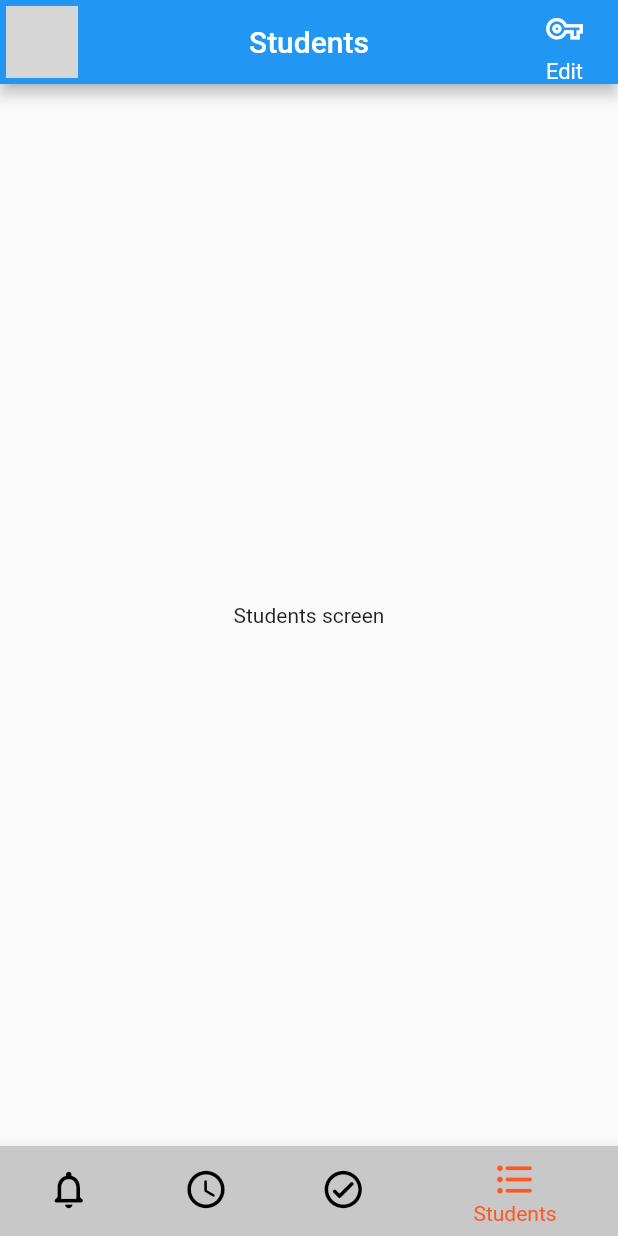
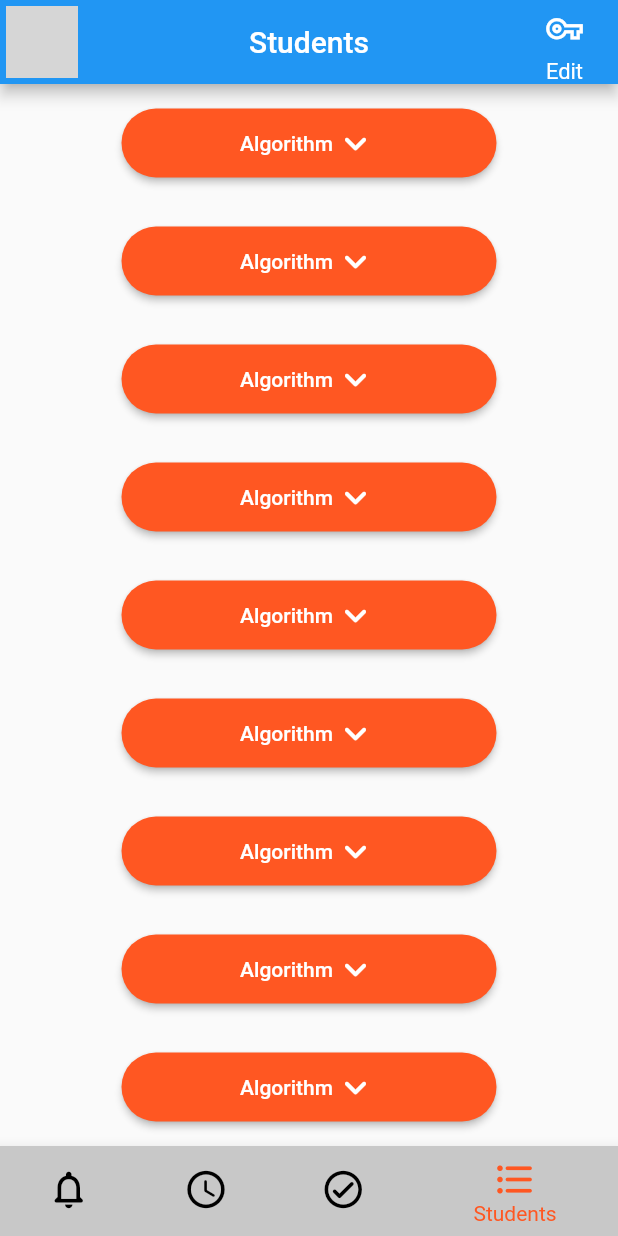
Before and after one commit to Abtin-shf/flutter_scheduling, a Flutter app: the MasterTabsScreen screen opened by its route, item 4 of the bottom bar chosen, on a phone screen of 412 x 824 dp. Run offline on Flutter 3.47's test engine with Material 2 defaults, Android fonts, the phone set to English and light mode, and no system bars; network calls fail; grey boxes are pictures that could not be loaded.

Commit message:
Master Students Courses

```diff
--- a/lib/main.dart
+++ b/lib/main.dart
@@ -3,8 +3,9 @@ import 'package:last_war/providers/admin/admin_annoucement_provider.dart';
 import 'package:last_war/providers/admin/admin_data_provider.dart';
 import 'package:last_war/providers/admin/admin_students_provider.dart';
 import 'package:last_war/providers/admin/admin_timetable_provider.dart';
-import 'package:last_war/providers/admin/courses_provider.dart';
+import 'package:last_war/providers/admin/all_courses_provider.dart';
 import 'package:last_war/providers/master/master_announcement_provider.dart';
+import 'package:last_war/providers/master/master_courses_provider.dart';
 import 'package:last_war/providers/master/master_timetable_provider.dart';
 import 'package:last_war/screens/admin/admin_tabs_screen.dart';
 import 'package:last_war/screens/auth_screen.dart';
@@ -40,8 +41,13 @@ class MyApp extends StatelessWidget {
           create: (ctx) => MasterTimeTableProvider(),
         ),
         ChangeNotifierProvider(
-          create: (ctx) => CoursesProvider(),
+          create: (ctx) => AllCoursesProvider(),
         ),
+        ChangeNotifierProvider(
+          create: (ctx) => MasterCoursesProvider(),
+        ),
+
+
       ],
       child: MaterialApp(
         title: 'Last War',
--- /dev/null
+++ b/lib/providers/admin/all_courses_provider.dart
@@ -0,0 +1,163 @@
+import 'package:flutter/material.dart';
+
+class AllCoursesProvider with ChangeNotifier {
+  List<Map<String, dynamic>> _courses = [
+    {
+      'name': 'Algorithm',
+      'classNumber': '256',
+      'capacity': '65',
+      'examDate': DateTime.now().toIso8601String(),
+      'students': [
+        {'name': 'Abtin Shafiei', 'code': '985361065'},
+        {'name': 'Haleh Jalali', 'code': '985361012'},
+        {'name': 'Afra Khosroshahian', 'code': '985361022'},
+        {'name': 'Amin Farzane', 'code': '985367037'},
+        {'name': 'Mahdi Chavoshi', 'code': '985367012'},
+        {'name': 'Tohid Yagmuri', 'code': '985361035'},
+        {'name': 'Yashar Masruri', 'code': '985361028'},
+        {'name': 'Fateme Esmati', 'code': '985361043'},
+        {'name': 'Bita Khashechian', 'code': '985361038'},
+      ],
+    },
+    {
+      'name': 'Algorithm',
+      'classNumber': '257',
+      'capacity': '65',
+      'examDate': DateTime.now().toIso8601String(),
+      'students': [
+        {'name': 'Abtin Shafiei', 'code': '985361065'},
+        {'name': 'Haleh Jalali', 'code': '985361012'},
+        {'name': 'Afra Khosroshahian', 'code': '985361022'},
+        {'name': 'Amin Farzane', 'code': '985367037'},
+        {'name': 'Mahdi Chavoshi', 'code': '985367012'},
+        {'name': 'Tohid Yagmuri', 'code': '985361035'},
+        {'name': 'Yashar Masruri', 'code': '985361028'},
+        {'name': 'Fateme Esmati', 'code': '985361043'},
+        {'name': 'Bita Khashechian', 'code': '985361038'},
+      ],
+    },
+    {
+      'name': 'Algorithm',
+      'classNumber': '258',
+      'capacity': '65',
+      'examDate': DateTime.now().toIso8601String(),
+      'students': [
+        {'name': 'Abtin Shafiei', 'code': '985361065'},
+        {'name': 'Haleh Jalali', 'code': '985361012'},
+        {'name': 'Afra Khosroshahian', 'code': '985361022'},
+        {'name': 'Amin Farzane', 'code': '985367037'},
+        {'name': 'Mahdi Chavoshi', 'code': '985367012'},
+        {'name': 'Tohid Yagmuri', 'code': '985361035'},
+        {'name': 'Yashar Masruri', 'code': '985361028'},
+        {'name': 'Fateme Esmati', 'code': '985361043'},
+        {'name': 'Bita Khashechian', 'code': '985361038'},
+      ],
+    },
+    {
+      'name': 'Algorithm',
+      'classNumber': '259',
+      'capacity': '65',
+      'examDate': DateTime.now().toIso8601String(),
+      'students': [
+        {'name': 'Abtin Shafiei', 'code': '985361065'},
+        {'name': 'Haleh Jalali', 'code': '985361012'},
+        {'name': 'Afra Khosroshahian', 'code': '985361022'},
+        {'name': 'Amin Farzane', 'code': '985367037'},
+        {'name': 'Mahdi Chavoshi', 'code': '985367012'},
+        {'name': 'Tohid Yagmuri', 'code': '985361035'},
+        {'name': 'Yashar Masruri', 'code': '985361028'},
+        {'name': 'Fateme Esmati', 'code': '985361043'},
+        {'name': 'Bita Khashechian', 'code': '985361038'},
+      ],
+    },
+    {
+      'name': 'Algorithm',
+      'classNumber': '260',
+      'capacity': '65',
+      'examDate': DateTime.now().toIso8601String(),
+      'students': [
+        {'name': 'Abtin Shafiei', 'code': '985361065'},
+        {'name': 'Haleh Jalali', 'code': '985361012'},
+        {'name': 'Afra Khosroshahian', 'code': '985361022'},
+        {'name': 'Amin Farzane', 'code': '985367037'},
+        {'name': 'Mahdi Chavoshi', 'code': '985367012'},
+        {'name': 'Tohid Yagmuri', 'code': '985361035'},
+        {'name': 'Yashar Masruri', 'code': '985361028'},
+        {'name': 'Fateme Esmati', 'code': '985361043'},
+        {'name': 'Bita Khashechian', 'code': '985361038'},
+      ],
+    },
+    {
+      'name': 'Algorithm',
+      'classNumber': '261',
+      'capacity': '65',
+      'examDate': DateTime.now().toIso8601String(),
+      'students': [
+        {'name': 'Abtin Shafiei', 'code': '985361065'},
+        {'name': 'Haleh Jalali', 'code': '985361012'},
+        {'name': 'Afra Khosroshahian', 'code': '985361022'},
+        {'name': 'Amin Farzane', 'code': '985367037'},
+        {'name': 'Mahdi Chavoshi', 'code': '985367012'},
+        {'name': 'Tohid Yagmuri', 'code': '985361035'},
+        {'name': 'Yashar Masruri', 'code': '985361028'},
+        {'name': 'Fateme Esmati', 'code': '985361043'},
+        {'name': 'Bita Khashechian', 'code': '985361038'},
+      ],
+    },
+    {
+      'name': 'Algorithm',
+      'classNumber': '262',
+      'capacity': '65',
+      'examDate': DateTime.now().toIso8601String(),
+      'students': [
+        {'name': 'Abtin Shafiei', 'code': '985361065'},
+        {'name': 'Haleh Jalali', 'code': '985361012'},
+        {'name': 'Afra Khosroshahian', 'code': '985361022'},
+        {'name': 'Amin Farzane', 'code': '985367037'},
+        {'name': 'Mahdi Chavoshi', 'code': '985367012'},
+        {'name': 'Tohid Yagmuri', 'code': '985361035'},
+        {'name': 'Yashar Masruri', 'code': '985361028'},
+        {'name': 'Fateme Esmati', 'code': '985361043'},
+        {'name': 'Bita Khashechian', 'code': '985361038'},
+      ],
+    },
+    {
+      'name': 'Algorithm',
+      'classNumber': '263',
+      'capacity': '65',
+      'examDate': DateTime.now().toIso8601String(),
+      'students': [
+        {'name': 'Abtin Shafiei', 'code': '985361065'},
+        {'name': 'Haleh Jalali', 'code': '985361012'},
+        {'name': 'Afra Khosroshahian', 'code': '985361022'},
+        {'name': 'Amin Farzane', 'code': '985367037'},
+        {'name': 'Mahdi Chavoshi', 'code': '985367012'},
+        {'name': 'Tohid Yagmuri', 'code': '985361035'},
+        {'name': 'Yashar Masruri', 'code': '985361028'},
+        {'name': 'Fateme Esmati', 'code': '985361043'},
+        {'name': 'Bita Khashechian', 'code': '985361038'},
+      ],
+    },
+    {
+      'name': 'Algorithm',
+      'classNumber': '264',
+      'capacity': '65',
+      'examDate': DateTime.now().toIso8601String(),
+      'students': [
+        {'name': 'Abtin Shafiei', 'code': '985361065'},
+        {'name': 'Haleh Jalali', 'code': '985361012'},
+        {'name': 'Afra Khosroshahian', 'code': '985361022'},
+        {'name': 'Amin Farzane', 'code': '985367037'},
+        {'name': 'Mahdi Chavoshi', 'code': '985367012'},
+        {'name': 'Tohid Yagmuri', 'code': '985361035'},
+        {'name': 'Yashar Masruri', 'code': '985361028'},
+        {'name': 'Fateme Esmati', 'code': '985361043'},
+        {'name': 'Bita Khashechian', 'code': '985361038'},
+      ],
+    },
+  ];
+
+  List<Map<String, dynamic>> get getCourses {
+    return [..._courses];
+  }
+}
--- a/lib/providers/admin/courses_provider.dart
+++ /dev/null
@@ -1,61 +0,0 @@
-import 'package:flutter/material.dart';
-
-class CoursesProvider with ChangeNotifier {
-  List<Map<String, String>> _courses = [
-    {
-      'name': 'Algorithm',
-      'classNumber': '256',
-      'capacity': '65',
-      'examDate': DateTime.now().toIso8601String(),
-    },
-    {
-      'name': 'Algorithm',
-      'classNumber': '257',
-      'capacity': '65',
-      'examDate': DateTime.now().toIso8601String(),
-    }, {
-      'name': 'Algorithm',
-      'classNumber': '258',
-      'capacity': '65',
-      'examDate': DateTime.now().toIso8601String(),
-    }, {
-      'name': 'Algorithm',
-      'classNumber': '259',
-      'capacity': '65',
-      'examDate': DateTime.now().toIso8601String(),
-    }, {
-      'name': 'Algorithm',
-      'classNumber': '260',
-      'capacity': '65',
-      'examDate': DateTime.now().toIso8601String(),
-    }, {
-      'name': 'Algorithm',
-      'classNumber': '261',
-      'capacity': '65',
-      'examDate': DateTime.now().toIso8601String(),
-    },
-    {
-      'name': 'Algorithm',
-      'classNumber': '262',
-      'capacity': '65',
-      'examDate': DateTime.now().toIso8601String(),
-    }, {
-      'name': 'Algorithm',
-      'classNumber': '263',
-      'capacity': '65',
-      'examDate': DateTime.now().toIso8601String(),
-    }, {
-      'name': 'Algorithm',
-      'classNumber': '264',
-      'capacity': '65',
-      'examDate': DateTime.now().toIso8601String(),
-    },
-
-  ];
-
-
-  List<Map<String, String>> get getCourses {
-    return [..._courses];
-  }
-
-}
--- /dev/null
+++ b/lib/providers/master/master_courses_provider.dart
@@ -0,0 +1,77 @@
+import 'package:flutter/material.dart';
+
+class MasterCoursesProvider with ChangeNotifier {
+  List<Map<String, dynamic>> _masterCourses = [
+    {
+      'name': 'Algorithm',
+      'classNumber': '256',
+      'capacity': '65',
+      'examDate': DateTime.now().toIso8601String(),
+      'students': [
+        {'name': 'Abtin Shafiei', 'code': '985361065'},
+        {'name': 'Haleh Jalali', 'code': '985361012'},
+        {'name': 'Afra Khosroshahian', 'code': '985361022'},
+        {'name': 'Amin Farzane', 'code': '985367037'},
+        {'name': 'Mahdi Chavoshi', 'code': '985367012'},
+        {'name': 'Tohid Yagmuri', 'code': '985361035'},
+        {'name': 'Yashar Masruri', 'code': '985361028'},
+        {'name': 'Fateme Esmati', 'code': '985361043'},
+        {'name': 'Bita Khashechian', 'code': '985361038'},
+      ],
+    },
+    {
+      'name': 'Algorithm',
+      'classNumber': '257',
+      'capacity': '65',
+      'examDate': DateTime.now().toIso8601String(),
+      'students': [
+        {'name': 'Abtin Shafiei', 'code': '985361065'},
+        {'name': 'Haleh Jalali', 'code': '985361012'},
+        {'name': 'Afra Khosroshahian', 'code': '985361022'},
+        {'name': 'Amin Farzane', 'code': '985367037'},
+        {'name': 'Mahdi Chavoshi', 'code': '985367012'},
+        {'name': 'Tohid Yagmuri', 'code': '985361035'},
+        {'name': 'Yashar Masruri', 'code': '985361028'},
+        {'name': 'Fateme Esmati', 'code': '985361043'},
+        {'name': 'Bita Khashechian', 'code': '985361038'},
+      ],
+    },
+    {
+      'name': 'Algorithm',
+      'classNumber': '258',
+      'capacity': '65',
+      'examDate': DateTime.now().toIso8601String(),
+      'students': [
+        {'name': 'Abtin Shafiei', 'code': '985361065'},
+        {'name': 'Haleh Jalali', 'code': '985361012'},
+        {'name': 'Afra Khosroshahian', 'code': '985361022'},
+        {'name': 'Amin Farzane', 'code': '985367037'},
+        {'name': 'Mahdi Chavoshi', 'code': '985367012'},
+        {'name': 'Tohid Yagmuri', 'code': '985361035'},
+        {'name': 'Yashar Masruri', 'code': '985361028'},
+        {'name': 'Fateme Esmati', 'code': '985361043'},
+        {'name': 'Bita Khashechian', 'code': '985361038'},
+      ],
+    },
+    {
+      'name': 'Algorithm',
+      'classNumber': '259',
+      'capacity': '65',
+      'examDate': DateTime.now().toIso8601String(),
+      'students': [
+        {'name': 'Abtin Shafiei', 'code': '985361065'},
+        {'name': 'Haleh Jalali', 'code': '985361012'},
+        {'name': 'Afra Khosroshahian', 'code': '985361022'},
+        {'name': 'Amin Farzane', 'code': '985367037'},
+        {'name': 'Mahdi Chavoshi', 'code': '985367012'},
+        {'name': 'Tohid Yagmuri', 'code': '985361035'},
+        {'name': 'Yashar Masruri', 'code': '985361028'},
+        {'name': 'Fateme Esmati', 'code': '985361043'},
+        {'name': 'Bita Khashechian', 'code': '985361038'},
+      ],
+    },
+  ];
+  List<Map<String,dynamic>> get getMasterCourses{
+    return [..._masterCourses];
+  }
+}
--- a/lib/screens/master/master_double_select_course_screens.dart
+++ b/lib/screens/master/master_double_select_course_screens.dart
@@ -1,5 +1,5 @@
 import 'package:flutter/material.dart';
-import 'package:last_war/providers/admin/courses_provider.dart';
+import 'package:last_war/providers/admin/all_courses_provider.dart';
 import 'package:last_war/providers/master/master_timetable_provider.dart';
 import 'package:last_war/widgets/master/master_select_courses_courses_item.dart';
 import 'package:last_war/widgets/master/master_select_courses_dateandtime_item.dart';
@@ -57,7 +57,7 @@ class MasterSelectCourseDateAndTimeScreen extends StatelessWidget {
 class MasterSelectCourseCoursesScreen extends StatelessWidget {
   @override
   Widget build(BuildContext context) {
-    final extractedCourses = Provider.of<CoursesProvider>(context).getCourses;
+    final extractedCourses = Provider.of<AllCoursesProvider>(context).getCourses;
     return Container(
       child: Column(
         children: [
--- a/lib/screens/master/master_students_screen.dart
+++ b/lib/screens/master/master_students_screen.dart
@@ -1,8 +1,19 @@
 import 'package:flutter/material.dart';
+import 'package:last_war/providers/admin/all_courses_provider.dart';
+import 'package:last_war/widgets/master/master_students_courses_item.dart';
+import 'package:provider/provider.dart';
 
 class MasterStudentScreen extends StatelessWidget {
   @override
   Widget build(BuildContext context) {
-    return Center(child: Text('Students screen'));
+    final extractedCourses = Provider.of<AllCoursesProvider>(context).getCourses;
+    return Center(
+      child: Column(
+        mainAxisAlignment: MainAxisAlignment.spaceAround,
+        children: extractedCourses
+            .map((course) => MasterStudentsCoursesItem(course: course))
+            .toList(),
+      ),
+    );
   }
 }
--- /dev/null
+++ b/lib/widgets/master/master_students_courses_item.dart
@@ -0,0 +1,45 @@
+import 'package:flutter/material.dart';
+
+class MasterStudentsCoursesItem extends StatelessWidget {
+  final Map<String, dynamic> course;
+
+  MasterStudentsCoursesItem({required this.course});
+
+  @override
+  Widget build(BuildContext context) {
+    return ElevatedButton(
+      style: ButtonStyle(
+        fixedSize: MaterialStateProperty.all<Size>(
+          Size.fromWidth(250),
+        ),
+        backgroundColor:
+            MaterialStateProperty.all<Color>(Theme.of(context).accentColor),
+      ),
+      onPressed: () {
+        showDialog(
+          context: context,
+          builder: (ctx) => AlertDialog(
+            shape: RoundedRectangleBorder(
+              borderRadius: BorderRadius.circular(25),
+            ),
+            content: null,
+          ),
+        );
+      },
+      child: FittedBox(
+        child: Row(
+          mainAxisSize: MainAxisSize.min,
+          children: [
+            FittedBox(
+              child: Text('${course['name']}'),
+            ),
+            Icon(
+              Icons.keyboard_arrow_down_rounded,
+              size: 30,
+            )
+          ],
+        ),
+      ),
+    );
+  }
+}
```
